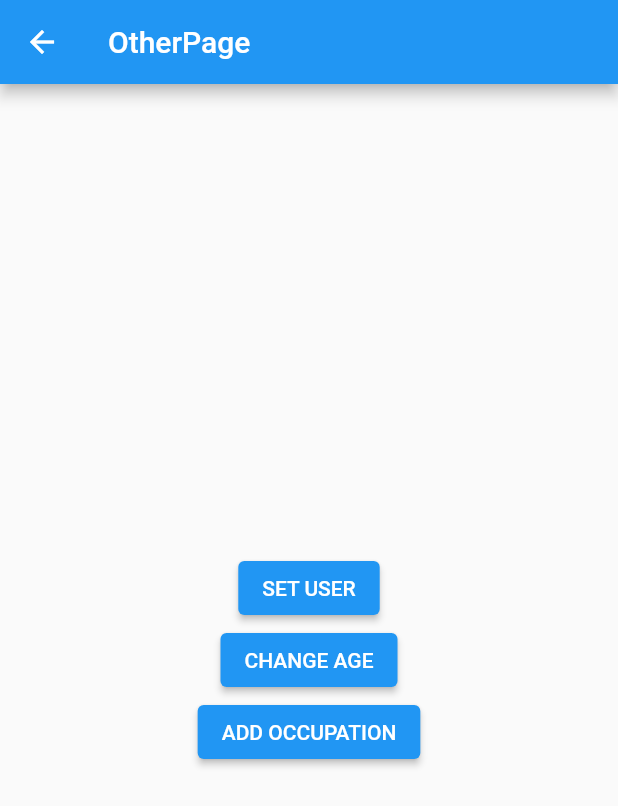
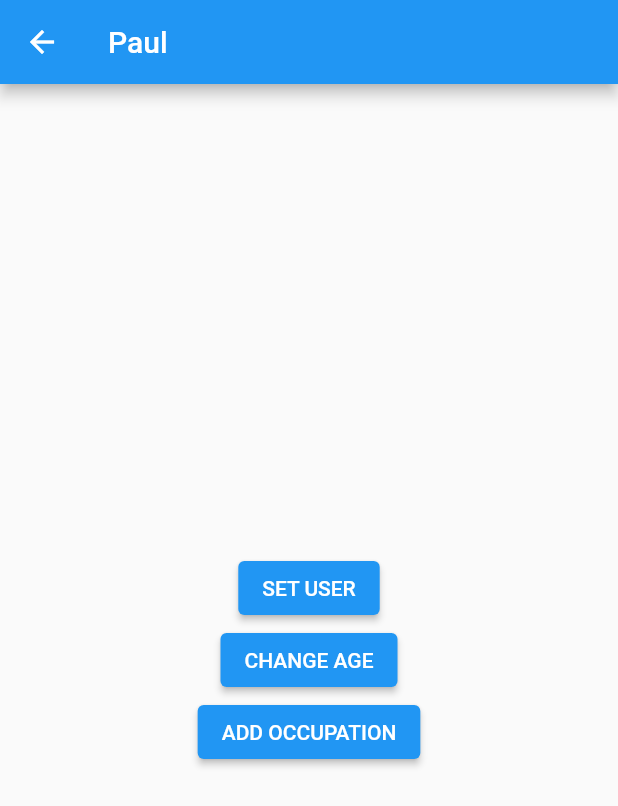
Before and after one commit to paulmrg-461/FlutterStates, a Flutter app: the OtherPage screen opened by its route, after a tap on "SET USER", on a phone screen of 412 x 824 dp. Shown: the top 806 px of the screen. Run offline on Flutter 3.47's test engine with Material 2 defaults, Android fonts, the phone set to English and light mode, and no system bars; accounts and stored records are empty.

Commit message:
Feat: Singleton: End section

```diff
--- a/lib/models/user.dart
+++ b/lib/models/user.dart
@@ -1,7 +1,10 @@
+import 'package:flutter/foundation.dart';
+
 class User {
   String? name;
   int? age;
   List<String>? occupations;
 
-  User({this.name, this.age, this.occupations});
+  User({@required this.name, @required this.age, @required this.occupations})
+      : assert(name != null);
 }
--- a/lib/pages/home_page.dart
+++ b/lib/pages/home_page.dart
@@ -1,4 +1,6 @@
 import 'package:flutter/material.dart';
+import 'package:states/models/user.dart';
+import 'package:states/pages/services/user_service.dart';
 
 class HomePage extends StatelessWidget {
   const HomePage({Key? key}) : super(key: key);
@@ -8,7 +10,18 @@ class HomePage extends StatelessWidget {
       appBar: AppBar(
         title: const Text('HomePage'),
       ),
-      body: UserInfo(),
+      body: StreamBuilder(
+        stream: userService.userStream,
+        builder: (BuildContext context, AsyncSnapshot snapshot) {
+          return snapshot.hasData
+              ? UserInfo(
+                  user: snapshot.data,
+                )
+              : Center(
+                  child: Text('No user data'),
+                );
+        },
+      ),
       floatingActionButton: FloatingActionButton(
           child: const Icon(Icons.navigation_outlined),
           onPressed: () => Navigator.pushNamed(context, 'other')),
@@ -17,8 +30,10 @@ class HomePage extends StatelessWidget {
 }
 
 class UserInfo extends StatelessWidget {
+  final User? user;
   const UserInfo({
     Key? key,
+    @required this.user,
   }) : super(key: key);
 
   @override
@@ -36,10 +51,10 @@ class UserInfo extends StatelessWidget {
           ),
           Divider(),
           ListTile(
-            title: Text('Name: '),
+            title: Text('Name: ${user!.name!}'),
           ),
           ListTile(
-            title: Text('Age: '),
+            title: Text('Age: ${user!.age!}'),
           ),
           Text(
             'Occupations',
--- a/lib/pages/other_page.dart
+++ b/lib/pages/other_page.dart
@@ -1,4 +1,6 @@
 import 'package:flutter/material.dart';
+import 'package:states/models/user.dart';
+import 'package:states/pages/services/user_service.dart';
 
 class OtherPage extends StatelessWidget {
   const OtherPage({Key? key}) : super(key: key);
@@ -6,14 +8,33 @@ class OtherPage extends StatelessWidget {
   Widget build(BuildContext context) {
     return Scaffold(
       appBar: AppBar(
-        title: const Text('OtherPage'),
+        title: StreamBuilder(
+          stream: userService.userStream,
+          builder: (BuildContext context, AsyncSnapshot<User> snapshot) {
+            return snapshot.hasData
+                ? Text('${snapshot.data!.name}')
+                : const Text('ButtonsPage');
+          },
+        ),
       ),
       body: Center(
         child: Column(
           mainAxisAlignment: MainAxisAlignment.center,
           children: [
-            ElevatedButton(onPressed: () {}, child: const Text('SET USER')),
-            ElevatedButton(onPressed: () {}, child: const Text('CHANGE AGE')),
+            ElevatedButton(
+                onPressed: () {
+                  final newUser = User(
+                      name: 'Paul',
+                      age: 25,
+                      occupations: ['Mobile Developer', 'Web Developer']);
+                  userService.addUser(newUser);
+                },
+                child: const Text('SET USER')),
+            ElevatedButton(
+                onPressed: () {
+                  userService.changeAge(22);
+                },
+                child: const Text('CHANGE AGE')),
             ElevatedButton(
                 onPressed: () {}, child: const Text('ADD OCCUPATION')),
           ],
--- /dev/null
+++ b/lib/pages/services/user_service.dart
@@ -0,0 +1,30 @@
+import 'dart:async';
+
+import 'package:states/models/user.dart';
+
+class _UserService {
+  User? _user;
+  final StreamController<User> _userStreamController =
+      StreamController<User>.broadcast();
+
+  User get user => _user!;
+  bool get userExists => (_user != null) ? true : false;
+
+  Stream<User> get userStream => _userStreamController.stream;
+
+  void addUser(User user) {
+    _user = user;
+    _userStreamController.add(user);
+  }
+
+  void changeAge(int age) {
+    _user?.age = age;
+    _userStreamController.add(_user!);
+  }
+
+  dispose() {
+    _userStreamController.close();
+  }
+}
+
+final userService = _UserService();
```
